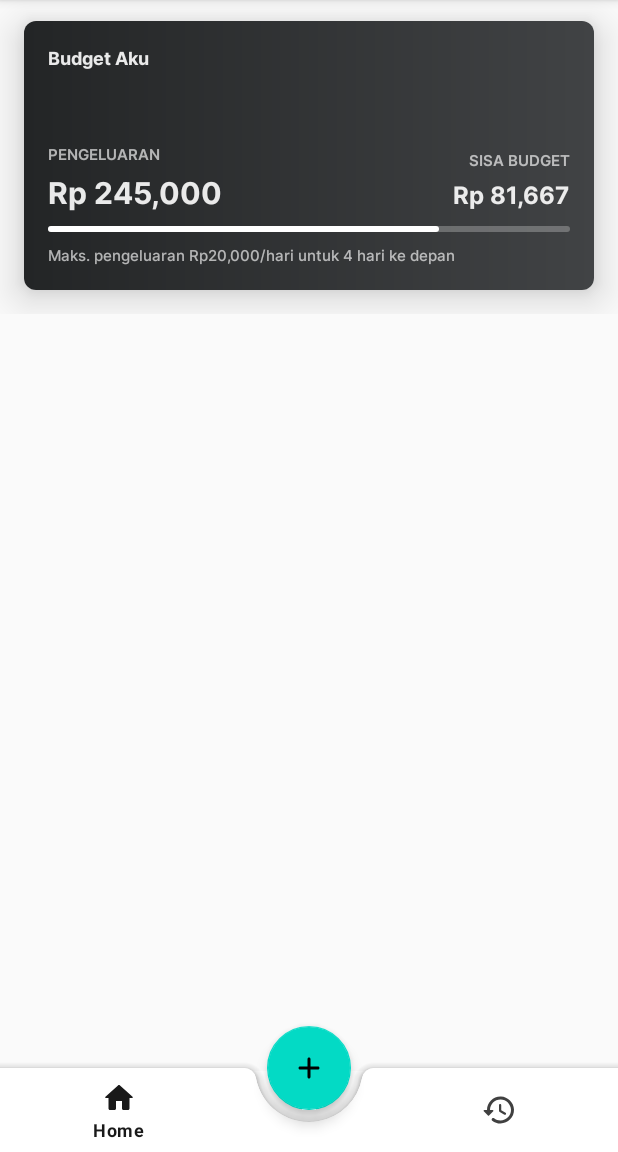
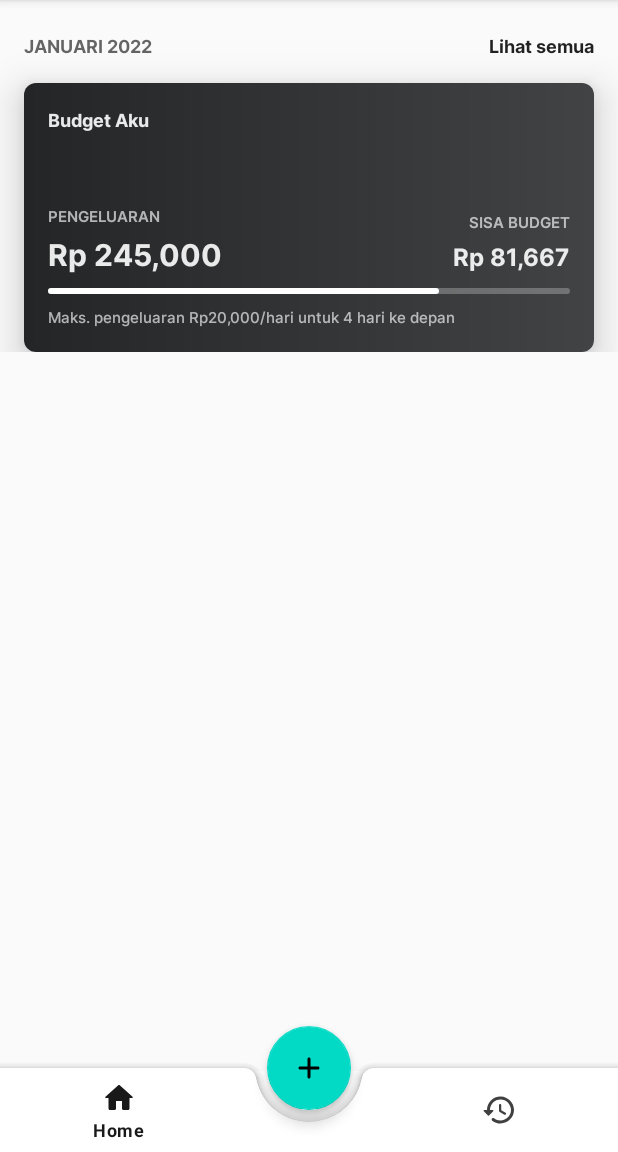
Before and after one commit to hafizhMo/Cuan-Aku, an Android app: the DashboardFragment screen opened directly, with no data from a screen before it, on a phone screen of 412 x 824 dp, the part 84-1236 px from its top. Run offline under Robolectric (Android 15) with nearby library versions, the phone set to English and light mode, and no system bars.

Commit message:
create dummy all budget

```diff
--- a/app/src/main/AndroidManifest.xml
+++ b/app/src/main/AndroidManifest.xml
@@ -11,6 +11,9 @@
         android:supportsRtl="true"
         android:theme="@style/Theme.CuanAku"
         tools:ignore="AllowBackup">
+        <activity
+            android:name=".ui.activities.budget.BudgetActivity"
+            android:exported="false" />
         <activity
             android:name=".ui.activities.transaction.TransactionActivity"
             android:exported="false" />
--- a/app/src/main/java/com/hafizhmo/cuanaku/ui/fragments/dashboard/DashboardFragment.kt
+++ b/app/src/main/java/com/hafizhmo/cuanaku/ui/fragments/dashboard/DashboardFragment.kt
@@ -17,6 +17,15 @@ class DashboardFragment : Fragment(), DashboardView {
         savedInstanceState: Bundle?
     ): View {
         binding = FragmentDashboardBinding.inflate(layoutInflater, container, false)
+
+        binding.tvSeeAll.setOnClickListener {
+
+        }
+
+        binding.cvBudget.setOnClickListener {
+
+        }
+
         return binding.root
     }
 
--- a/app/src/main/res/layout/fragment_dashboard.xml
+++ b/app/src/main/res/layout/fragment_dashboard.xml
@@ -7,10 +7,34 @@
     android:orientation="vertical"
     tools:context=".ui.fragments.dashboard.DashboardFragment">
 
-    <LinearLayout
+    <androidx.constraintlayout.widget.ConstraintLayout
         android:layout_width="match_parent"
-        android:layout_height="wrap_content"
-        android:orientation="vertical">
+        android:layout_height="wrap_content">
+
+        <TextView
+            android:id="@+id/tv_today"
+            android:layout_width="wrap_content"
+            android:layout_height="wrap_content"
+            android:layout_marginTop="24dp"
+            android:fontFamily="@font/inter_bold"
+            android:text="Januari 2022"
+            android:textAllCaps="true"
+            android:textColor="@color/material_on_surface_emphasis_medium"
+            android:textSize="12sp"
+            app:layout_constraintStart_toStartOf="@id/cv_budget"
+            app:layout_constraintTop_toTopOf="parent" />
+
+        <TextView
+            android:id="@+id/tv_see_all"
+            android:layout_width="wrap_content"
+            android:layout_height="wrap_content"
+            android:layout_marginTop="24dp"
+            android:fontFamily="@font/inter_bold"
+            android:text="Lihat semua"
+            android:textColor="@color/material_on_surface_emphasis_high_type"
+            android:textSize="12sp"
+            app:layout_constraintBaseline_toBaselineOf="@id/tv_today"
+            app:layout_constraintEnd_toEndOf="@id/cv_budget" />
 
         <androidx.cardview.widget.CardView
             android:id="@+id/cv_budget"
@@ -19,7 +43,7 @@
             android:layout_margin="16dp"
             app:cardCornerRadius="8dp"
             app:cardElevation="16dp"
-            app:layout_constraintTop_toTopOf="parent">
+            app:layout_constraintTop_toBottomOf="@id/tv_today">
 
             <androidx.constraintlayout.widget.ConstraintLayout
                 android:layout_width="match_parent"
@@ -111,8 +135,9 @@
         </androidx.cardview.widget.CardView>
 
         <androidx.recyclerview.widget.RecyclerView
+            android:id="@+id/dashboard_recycler"
             android:layout_width="match_parent"
             android:layout_height="wrap_content"
-            android:id="@+id/dashboard_recycler"/>
-    </LinearLayout>
+            app:layout_constraintTop_toBottomOf="@id/cv_budget" />
+    </androidx.constraintlayout.widget.ConstraintLayout>
 </ScrollView>
```
Also changed, not shown: app/src/main/java/com/hafizhmo/cuanaku/ui/activities/budget/BudgetActivity.kt (added, +15 -0 lines), app/src/main/java/com/hafizhmo/cuanaku/ui/activities/budget/BudgetPresenter.kt (added, +31 -0 lines), app/src/main/java/com/hafizhmo/cuanaku/ui/activities/budget/BudgetView.kt (added, +12 -0 lines), app/src/main/res/layout/activity_budget.xml (added, +13 -0 lines).
